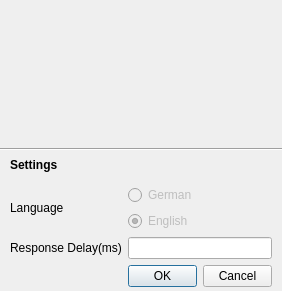
spaceh0rse/qt_cpp, file settings.ui: the form before one commit.
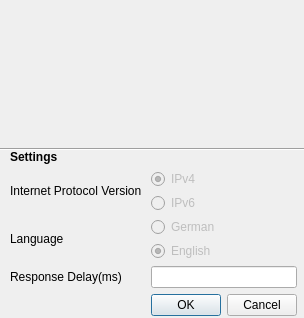
The form after the commit.

Commit message: bugfixing implemented ipv6 protocol - prototype

Diff of the .ui file:
```diff
--- a/settings.ui
+++ b/settings.ui
@@ -6,8 +6,8 @@
    <rect>
     <x>0</x>
     <y>0</y>
-    <width>282</width>
-    <height>291</height>
+    <width>304</width>
+    <height>318</height>
    </rect>
   </property>
   <property name="windowTitle">
@@ -18,12 +18,22 @@
     <rect>
      <x>10</x>
      <y>150</y>
-     <width>262</width>
-     <height>137</height>
+     <width>287</width>
+     <height>166</height>
     </rect>
    </property>
    <layout class="QGridLayout" name="gridLayout_2">
-    <item row="1" column="1">
+    <item row="3" column="0">
+     <widget class="QLabel" name="label_2">
+      <property name="text">
+       <string>Response Delay(ms)</string>
+      </property>
+     </widget>
+    </item>
+    <item row="3" column="1">
+     <widget class="QLineEdit" name="lineEditDelay"/>
+    </item>
+    <item row="2" column="1">
      <layout class="QGridLayout" name="gridLayout">
       <item row="1" column="0">
        <widget class="QRadioButton" name="radioButton_2">
@@ -57,14 +67,21 @@
      </layout>
     </item>
     <item row="2" column="0">
-     <widget class="QLabel" name="label_2">
+     <widget class="QLabel" name="label_3">
       <property name="text">
-       <string>Response Delay(ms)</string>
+       <string>Language</string>
       </property>
      </widget>
     </item>
-    <item row="2" column="1">
-     <widget class="QLineEdit" name="lineEditDelay"/>
+    <item row="4" column="1">
+     <widget class="QDialogButtonBox" name="buttonBox">
+      <property name="orientation">
+       <enum>Qt::Horizontal</enum>
+      </property>
+      <property name="standardButtons">
+       <set>QDialogButtonBox::Cancel|QDialogButtonBox::Ok</set>
+      </property>
+     </widget>
     </item>
     <item row="0" column="0">
      <widget class="QLabel" name="label">
@@ -79,23 +96,40 @@
       </property>
      </widget>
     </item>
-    <item row="3" column="1">
-     <widget class="QDialogButtonBox" name="buttonBox">
-      <property name="orientation">
-       <enum>Qt::Horizontal</enum>
-      </property>
-      <property name="standardButtons">
-       <set>QDialogButtonBox::Cancel|QDialogButtonBox::Ok</set>
-      </property>
-     </widget>
-    </item>
     <item row="1" column="0">
-     <widget class="QLabel" name="label_3">
+     <widget class="QLabel" name="label_4">
       <property name="text">
-       <string>Language</string>
+       <string>Internet Protocol Version </string>
       </property>
      </widget>
     </item>
+    <item row="1" column="1">
+     <layout class="QVBoxLayout" name="verticalLayout">
+      <item>
+       <widget class="QRadioButton" name="radioButton_IPv4">
+        <property name="enabled">
+         <bool>false</bool>
+        </property>
+        <property name="text">
+         <string>IPv4</string>
+        </property>
+        <property name="checked">
+         <bool>true</bool>
+        </property>
+       </widget>
+      </item>
+      <item>
+       <widget class="QRadioButton" name="radioButton_IPv6">
+        <property name="enabled">
+         <bool>false</bool>
+        </property>
+        <property name="text">
+         <string>IPv6</string>
+        </property>
+       </widget>
+      </item>
+     </layout>
+    </item>
    </layout>
   </widget>
   <widget class="QLabel" name="pic_settings">
@@ -103,7 +137,7 @@
     <rect>
      <x>10</x>
      <y>10</y>
-     <width>261</width>
+     <width>281</width>
      <height>131</height>
     </rect>
    </property>
@@ -116,7 +150,7 @@
     <rect>
      <x>-3</x>
      <y>129</y>
-     <width>291</width>
+     <width>321</width>
      <height>41</height>
     </rect>
    </property>
```
Left out of the diff: 4 changed lines with no effect on the pictures. The commit also changes 10 other files.
